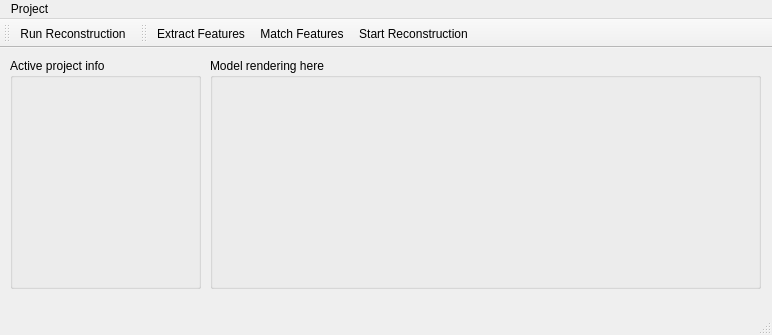
First picture: the form in ui/mainwindow.ui, repository lybros/appa, before the edit.
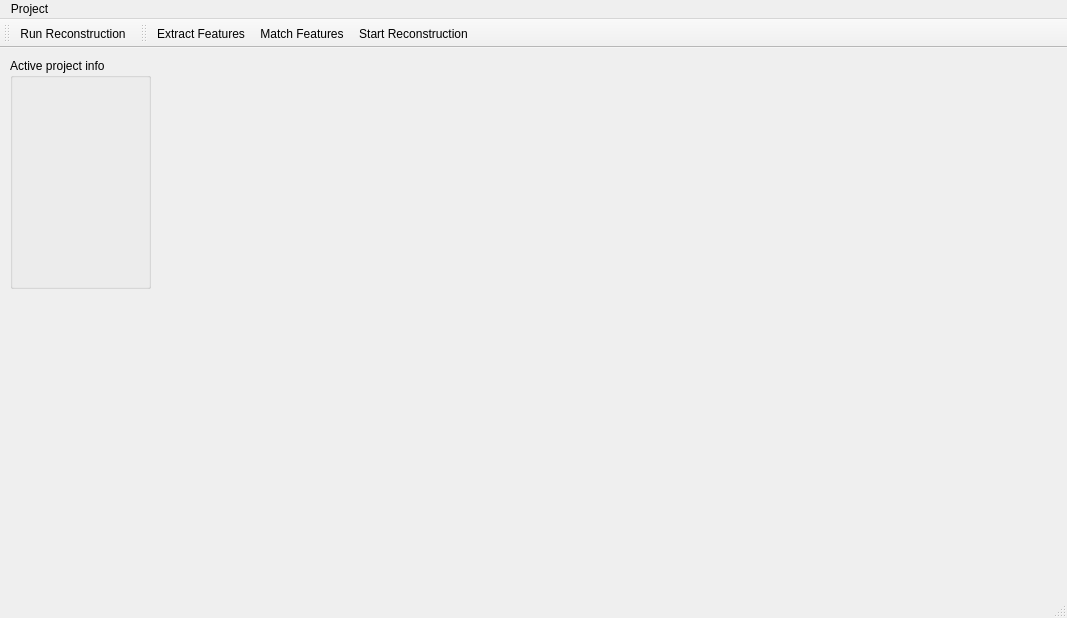
Second picture: the form after the edit. Icons and pictures are not drawn.

Commit message: Simple Qt3D window with Torus example

The edit to the form file:
```diff
--- a/ui/mainwindow.ui
+++ b/ui/mainwindow.ui
@@ -6,8 +6,8 @@
    <rect>
     <x>0</x>
     <y>0</y>
-    <width>772</width>
-    <height>335</height>
+    <width>1067</width>
+    <height>618</height>
    </rect>
   </property>
   <property name="windowTitle">
@@ -19,7 +19,7 @@
      <rect>
       <x>10</x>
       <y>10</y>
-      <width>191</width>
+      <width>141</width>
       <height>231</height>
      </rect>
     </property>
@@ -27,18 +27,16 @@
      <string>Active project info</string>
     </property>
    </widget>
-   <widget class="QGroupBox" name="groupBox_2">
+   <widget class="QWidget" name="horizontalLayoutWidget">
     <property name="geometry">
      <rect>
-      <x>210</x>
+      <x>160</x>
       <y>10</y>
-      <width>551</width>
-      <height>231</height>
+      <width>891</width>
+      <height>511</height>
      </rect>
     </property>
-    <property name="title">
-     <string>Model rendering here</string>
-    </property>
+    <layout class="QHBoxLayout" name="sceneLayout"/>
    </widget>
   </widget>
   <widget class="QMenuBar" name="menuBar">
@@ -46,7 +44,7 @@
     <rect>
      <x>0</x>
      <y>0</y>
-     <width>772</width>
+     <width>1067</width>
      <height>22</height>
     </rect>
    </property>
```
The commit also changes 3 other files.
